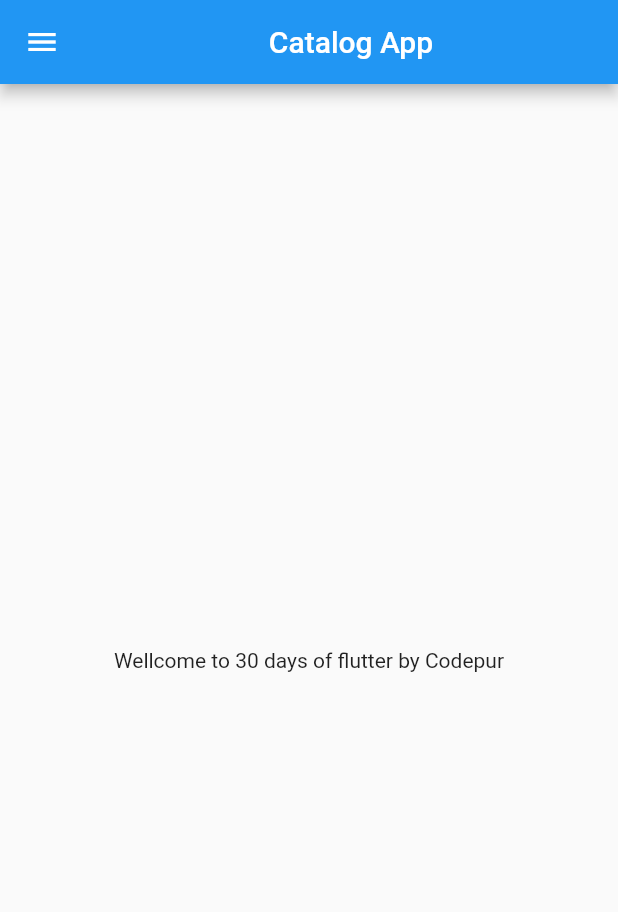
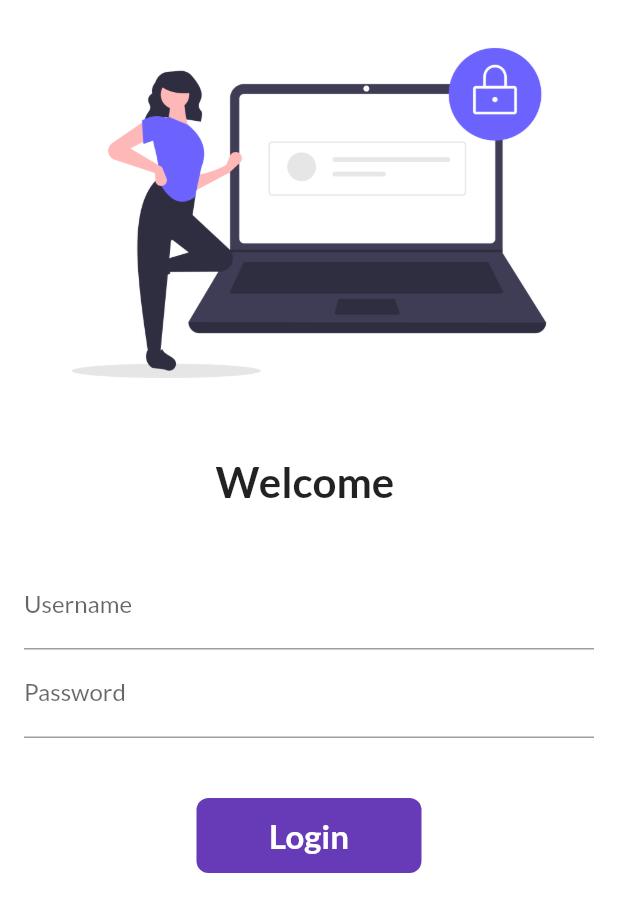
Before and after one commit to Junaidchohan/30DaysFlutterCource, a Flutter app: the screen it shows after launch, on a phone screen of 412 x 824 dp. Shown: the top 912 px of the screen. Run offline on Flutter 3.47's test engine with Material 2 defaults, Android fonts, the phone set to English and light mode, and no system bars; our stand-ins replace google_fonts.

Commit message:
This is my first pus for this branch

```diff
--- a/lib/homePage.dart
+++ b/lib/home_page.dart
@@ -9,7 +9,7 @@ class HomePage extends StatelessWidget {
   Widget build(BuildContext context) {
     return Scaffold(
       appBar: AppBar(
-        title: Center(
+        title: const Center(
           child: Text('Catalog App'),
         ),
       ),
--- /dev/null
+++ b/lib/login_page.dart
@@ -0,0 +1,157 @@
+import 'package:catalog_app/utils/routes.dart';
+import 'package:flutter/material.dart';
+
+class LoginPage extends StatefulWidget {
+  const LoginPage({super.key});
+
+  @override
+  State<LoginPage> createState() => _LoginPageState();
+}
+
+class _LoginPageState extends State<LoginPage> {
+  TextEditingController _nameController = TextEditingController();
+
+  String name = "";
+  bool changeButton = false;
+
+  final _formKey = GlobalKey<FormState>();
+
+  moveToHome(BuildContext context) async {
+    if (_formKey.currentState!.validate()) {
+      setState(() {
+        changeButton = true;
+      });
+      await Future.delayed(Duration(seconds: 1));
+      await Navigator.pushNamed(
+        context,
+        MyRoutes.homeRoute,
+      );
+      setState(() {
+        changeButton = false;
+      });
+    }
+  }
+
+  @override
+  void dispose() {
+    _nameController.dispose();
+    super.dispose();
+  }
+
+  @override
+  Widget build(BuildContext context) {
+    return Material(
+      color: Colors.white,
+      child: SingleChildScrollView(
+        child: Form(
+          key: _formKey,
+          child: Column(
+            children: [
+              Image.asset(
+                'assets/images/login_image.png',
+                fit: BoxFit.cover,
+              ),
+              const SizedBox(height: 20),
+              Text(
+                'Welcome $name',
+                style: const TextStyle(
+                  fontSize: 28,
+                  fontWeight: FontWeight.bold,
+                ),
+              ),
+              const SizedBox(height: 20),
+              Padding(
+                padding: const EdgeInsets.all(16.0),
+                child: Column(
+                  children: [
+                    TextFormField(
+                      decoration: const InputDecoration(
+                        labelText: "Username",
+                        hintText: "Enter Username",
+                      ),
+                      validator: (value) {
+                        if (value!.isEmpty) {
+                          return ("Username cannot be empty");
+                        } else if (value.length < 6) {
+                          return ("Username length should be at least 6");
+                        }
+                        return null;
+                      },
+                      onChanged: (value) {
+                        setState(() {
+                          name = value;
+                        });
+                      },
+                    ),
+                    TextFormField(
+                      obscureText: true,
+                      decoration: const InputDecoration(
+                        labelText: "Password",
+                        hintText: "Enter Password",
+                      ),
+                      validator: (value) {
+                        if (value!.isEmpty) {
+                          return ("Password cannot be empty");
+                        } else if (value.length < 6) {
+                          return ("Password length should be at least 6");
+                        }
+                        return null;
+                      },
+                    ),
+                    const SizedBox(height: 40),
+                    //inkwell  rawp with Material purpose is make button reple affect use
+                    Material(
+                      color: Colors.deepPurple,
+                      borderRadius:
+                          BorderRadius.circular(changeButton ? 50 : 8),
+                      child: InkWell(
+                        onTap: () => moveToHome(context),
+                        child: AnimatedContainer(
+                          duration: Duration(seconds: 1),
+                          alignment: Alignment.center,
+                          height: 50,
+                          width: changeButton ? 50 : 150,
+                          // decoration: BoxDecoration(
+                          //   color: Colors.deepPurple,
+                          //   borderRadius:
+                          //       BorderRadius.circular(changeButton ? 50 : 8),
+                          // ),
+                          child: changeButton
+                              ? const Icon(
+                                  Icons.done,
+                                  color: Colors.white,
+                                )
+                              : const Text(
+                                  "Login",
+                                  style: TextStyle(
+                                    color: Colors.white,
+                                    fontWeight: FontWeight.bold,
+                                    fontSize: 22,
+                                  ),
+                                ),
+                        ),
+                      ),
+                    ),
+
+                    //ElevatedButton(
+                    //   style: TextButton.styleFrom(
+                    //     minimumSize: const Size(150, 40),
+                    //   ),
+                    //   onPressed: () => Navigator.pushNamed(
+                    //     context,
+                    //     MyRoutes.homeRoute,
+                    //   ),
+                    //   child: const Text(
+                    //     "Login",
+                    //   ),
+                    // ),
+                  ],
+                ),
+              )
+            ],
+          ),
+        ),
+      ),
+    );
+  }
+}
--- a/lib/main.dart
+++ b/lib/main.dart
@@ -1,5 +1,8 @@
-import 'package:catalog_app/homePage.dart';
+import 'package:catalog_app/utils/routes.dart';
 import 'package:flutter/material.dart';
+import 'package:google_fonts/google_fonts.dart';
+import 'home_page.dart';
+import 'login_page.dart';
 
 void main() {
   runApp(MyApp());
@@ -10,7 +13,17 @@ class MyApp extends StatelessWidget {
   Widget build(BuildContext context) {
     return MaterialApp(
       debugShowCheckedModeBanner: false,
-      home: HomePage(),
+      themeMode: ThemeMode.light,
+      theme: ThemeData(
+        primarySwatch: Colors.deepPurple,
+        fontFamily: GoogleFonts.lato().fontFamily,
+      ),
+      darkTheme: ThemeData(brightness: Brightness.dark),
+      routes: {
+        "/": (Context) => LoginPage(),
+        MyRoutes.homeRoute: (Context) => HomePage(),
+        MyRoutes.loginRoute: (Context) => LoginPage(),
+      },
     );
   }
 }
--- /dev/null
+++ b/lib/utils/routes.dart
@@ -0,0 +1,4 @@
+class MyRoutes {
+  static String homeRoute = "/home";
+  static String loginRoute = "/login";
+}
```
Also changed, not shown: pubspec.yaml (+4 -4 lines), assets/images/login_image.png (added), pubspec.lock, 2 other files.
